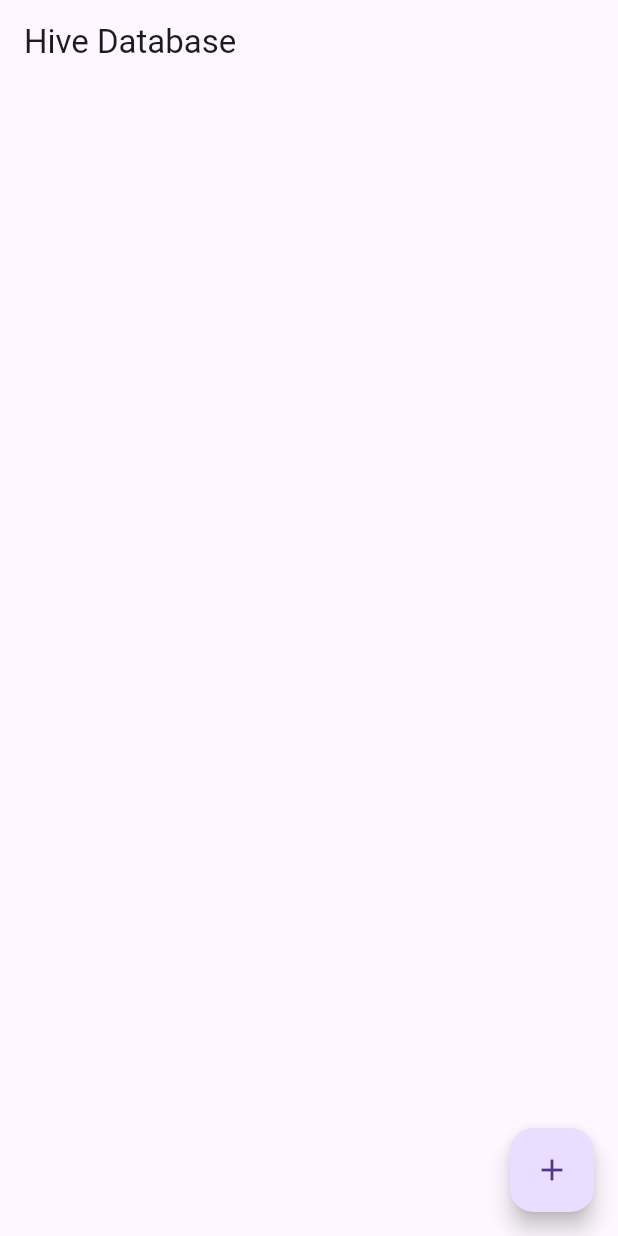
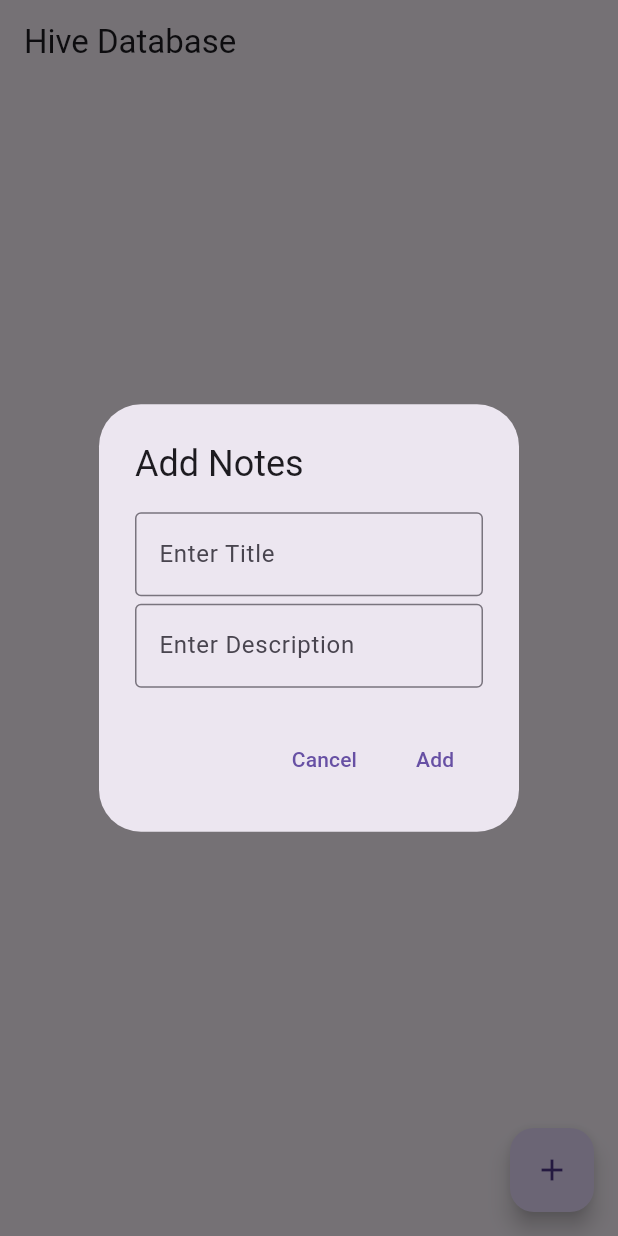
Before and after one commit to sup0808/DemoHive, a Flutter app: the screen it shows after launch, after a tap on the "add" icon, on a phone screen of 412 x 824 dp. Run offline on Flutter 3.47's test engine with Material 3 defaults, Android fonts, the phone set to English and light mode, and no system bars; our stand-ins replace hive; accounts and stored records are empty.

Commit message:
Add dependencies and create Hive Model class 'notes_model' -- hive_generator -- build_runner command for build_runner-- flutter packages pub run build_runner build

```diff
--- /dev/null
+++ b/lib/boxes/boxes.dart
@@ -0,0 +1,9 @@
+
+import 'package:hive/hive.dart';
+
+import '../models/notes_model.dart';
+
+// get notes box statically
+class Boxes{
+  static Box<NotesModel> getData() => Hive.box('notes');
+}
--- a/lib/main.dart
+++ b/lib/main.dart
@@ -1,4 +1,5 @@
 import 'package:demo_hive/home_screen.dart';
+import 'package:demo_hive/models/notes_model.dart';
 import 'package:demo_hive/note_screen.dart';
 import 'package:flutter/material.dart';
 import 'package:hive/hive.dart';
@@ -8,6 +9,9 @@
   WidgetsFlutterBinding.ensureInitialized();
   var directory = await getApplicationSupportDirectory();
   Hive.init(directory.path);
+
+  Hive.registerAdapter(NotesModelAdapter());
+  await Hive.openBox<NotesModel>('notes');
   runApp(const MyApp());
 }
 
--- a/lib/models/notes_model.dart
+++ b/lib/models/notes_model.dart
@@ -1,8 +1,9 @@
 import 'package:hive/hive.dart';
 part 'notes_model.g.dart';
 
+//HiveObject automatically listen data change
 @HiveType(typeId: 0)
-class NotesModel {
+class NotesModel extends HiveObject {
   @HiveField(0)
   String title;
 
--- a/lib/note_screen.dart
+++ b/lib/note_screen.dart
@@ -1,7 +1,17 @@
+import 'package:demo_hive/models/notes_model.dart';
 import 'package:flutter/cupertino.dart';
 import 'package:flutter/material.dart';
 
-class note_screen extends StatelessWidget {
+import 'boxes/boxes.dart';
+
+class note_screen extends StatefulWidget {
+  @override
+  State<note_screen> createState() => _note_screenState();
+}
+
+class _note_screenState extends State<note_screen> {
+  final titleController  = TextEditingController();
+  final descriptionController = TextEditingController();
   @override
   Widget build(BuildContext context) {
     return Scaffold(
@@ -12,9 +22,61 @@ class note_screen extends StatelessWidget {
         children: [],
       ),
       floatingActionButton: FloatingActionButton(
-        onPressed: () {},
+        onPressed: () {
+          _showDialog();
+        },
         child: Icon(Icons.add),
       ),
     );
   }
+
+  Future<void> _showDialog() async {
+    return showDialog(
+        context: context,
+        builder: (context) {
+          return AlertDialog(
+            title: Text('Add Notes'),
+            content: SingleChildScrollView(
+              child: Column(
+                children: [
+                  TextFormField(
+                    controller: titleController,
+                    decoration: InputDecoration(
+                      hintText: "Enter Title" ,
+                      border: OutlineInputBorder()
+                    ),
+                  ),
+                  SizedBox(height: 5,),
+                  TextFormField(
+                    controller: descriptionController ,
+                    decoration: InputDecoration(
+                        hintText: "Enter Description" ,
+                        border: OutlineInputBorder()
+                    ),
+                  )
+                ],
+              ),
+            ),
+            actions: [
+              TextButton(
+                  onPressed: () {
+                    Navigator.pop(context);
+                  },
+                  child: Text("Cancel")),
+              TextButton(
+                  onPressed: () {
+                    final data = NotesModel(title: titleController.text, description: descriptionController.text);
+                    final box = Boxes.getData();
+                    box.add(data);
+                    data.save();
+                    print("Hive Database $box");
+                    titleController.clear();
+                    descriptionController.clear();
+                    Navigator.pop(context);
+                  },
+                  child: Text("Add"))
+            ],
+          );
+        });
+  }
 }
```
